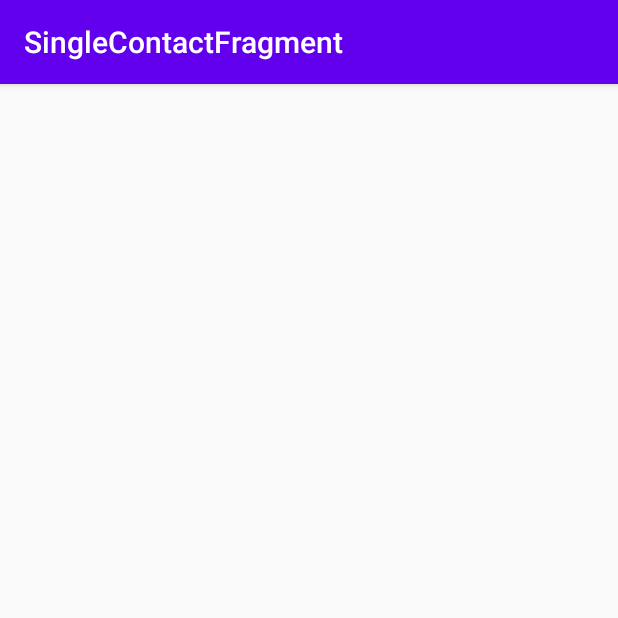
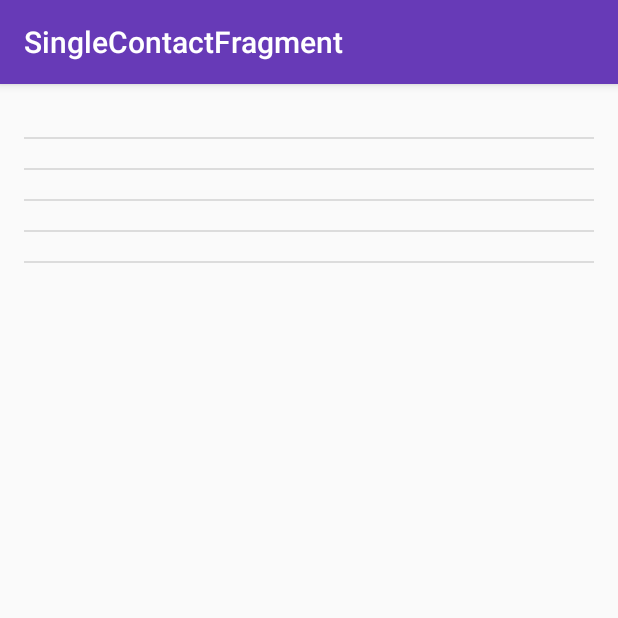
Before and after one commit to tomklecha/AddressBook, an Android app: the SingleContactFragment screen opened through its navigation route, on a phone screen of 412 x 824 dp, the top half of it. Run offline under Robolectric (Android 15) with nearby library versions, the phone set to English and light mode, and no system bars; our stand-ins replace Room's generated code, data binding, navigation-ui.

Commit message:
updated fragment contacts layout

```diff
--- a/app/src/main/java/com/tkdev/nuomaddressbook/views/ContactsFragment.kt
+++ b/app/src/main/java/com/tkdev/nuomaddressbook/views/ContactsFragment.kt
@@ -8,6 +8,7 @@ import androidx.fragment.app.Fragment
 import androidx.fragment.app.activityViewModels
 import androidx.lifecycle.observe
 import androidx.navigation.fragment.findNavController
+import androidx.recyclerview.widget.DividerItemDecoration
 import androidx.recyclerview.widget.LinearLayoutManager
 import com.tkdev.nuomaddressbook.R
 import com.tkdev.nuomaddressbook.adapters.ContactsAdapter
@@ -31,7 +32,7 @@ class ContactsFragment : Fragment(), ContactsAdapter.ItemListener {
         val binding = FragmentContactsBinding
             .inflate(inflater, container, false).apply {
                 viewModel = contactsViewModel
-                callback = object : Callback{
+                callback = object : Callback {
                     override fun createContact() {
                         findNavController().navigate(R.id.newContactFragment)
                     }
@@ -48,7 +49,14 @@ class ContactsFragment : Fragment(), ContactsAdapter.ItemListener {
             adapter = contactsAdapter
             layoutManager =
                 LinearLayoutManager(requireContext(), LinearLayoutManager.VERTICAL, false)
+
         }
+        binding.contactsRecyclerView.addItemDecoration(
+            DividerItemDecoration(
+                requireContext(),
+                LinearLayoutManager.VERTICAL
+            )
+        )
 
         return binding.root
     }
--- /dev/null
+++ b/app/src/main/res/drawable/ic_add_new.xml
@@ -0,0 +1,5 @@
+<vector android:height="24dp" android:tint="#FFFFFF"
+    android:viewportHeight="24" android:viewportWidth="24"
+    android:width="24dp" xmlns:android="http://schemas.android.com/apk/res/android">
+    <path android:fillColor="@android:color/white" android:pathData="M19,13h-6v6h-2v-6H5v-2h6V5h2v6h6v2z"/>
+</vector>
--- a/app/src/main/res/layout/fragment_single_contact.xml
+++ b/app/src/main/res/layout/fragment_single_contact.xml
@@ -1,19 +1,57 @@
 <?xml version="1.0" encoding="utf-8"?>
-<layout xmlns:android="http://schemas.android.com/apk/res/android">
-<data>
-    <variable
-        name="viewModel"
-        type="com.tkdev.nuomaddressbook.viewmodels.ContactsViewModel" />
-</data>
+<layout xmlns:android="http://schemas.android.com/apk/res/android"
+    xmlns:app="http://schemas.android.com/apk/res-auto"
+    xmlns:tools="http://schemas.android.com/tools">
+
+    <data>
+
+        <variable
+            name="viewModel"
+            type="com.tkdev.nuomaddressbook.viewmodels.ContactsViewModel" />
+    </data>
+
     <LinearLayout
+        android:id="@+id/linearLayout"
         android:layout_width="match_parent"
-        android:layout_height="match_parent">
+        android:layout_height="match_parent"
+        android:divider="?android:attr/dividerHorizontal"
+        android:orientation="vertical"
+        android:padding="16dp"
+        android:showDividers="middle|end">
 
         <TextView
-            android:id="@+id/singleContactName"
-            android:layout_width="wrap_content"
+            android:id="@+id/singleContactFirstName"
+            android:layout_width="match_parent"
             android:layout_height="wrap_content"
-            android:layout_weight="1"
-            android:text="@{viewModel.contact.firstName}" />
+            android:text="@{viewModel.contact.firstName}"
+            tools:text="singleContactFirstName" />
+
+        <TextView
+            android:id="@+id/singleContactLastName"
+            android:layout_width="match_parent"
+            android:layout_height="wrap_content"
+            android:text="@{viewModel.contact.lastName}"
+            tools:text="singleContactLastName" />
+
+        <TextView
+            android:id="@+id/singleContactEmail"
+            android:layout_width="match_parent"
+            android:layout_height="wrap_content"
+            android:text="@{viewModel.contact.email}"
+            tools:text="singleContactEmail" />
+
+        <TextView
+            android:id="@+id/singleContactPhoneNumber"
+            android:layout_width="match_parent"
+            android:layout_height="wrap_content"
+            android:text="@{viewModel.contact.phoneNumber}"
+            tools:text="singleContactPhoneNumber" />
+
+        <TextView
+            android:id="@+id/singleContactAddress"
+            android:layout_width="match_parent"
+            android:layout_height="wrap_content"
+            android:text="@{viewModel.contact.address}"
+            tools:text="singleContactAddress" />
     </LinearLayout>
 </layout>
--- a/app/src/main/res/navigation/nav_main.xml
+++ b/app/src/main/res/navigation/nav_main.xml
@@ -14,7 +14,7 @@
             app:destination="@id/singleContactFragment"
             />
         <action
-            android:id="@+id/createContact"
+            android:id="@+id/createContactButton"
             app:destination="@id/newContactFragment"
             />
     </fragment>
--- a/app/src/main/res/values/colors.xml
+++ b/app/src/main/res/values/colors.xml
@@ -1,6 +1,12 @@
 <?xml version="1.0" encoding="utf-8"?>
 <resources>
-    <color name="colorPrimary">#6200EE</color>
-    <color name="colorPrimaryDark">#3700B3</color>
-    <color name="colorAccent">#03DAC5</color>
+    <!-- Palette generated by Material Palette - materialpalette.com/deep-purple/deep-orange -->
+    <color name="primary">#673AB7</color>
+    <color name="primary_dark">#512DA8</color>
+    <color name="primary_light">#D1C4E9</color>
+    <color name="accent">#FF5722</color>
+    <color name="primary_text">#212121</color>
+    <color name="secondary_text">#757575</color>
+    <color name="icons">#FFFFFF</color>
+    <color name="divider">#BDBDBD</color>
 </resources>
--- a/app/src/main/res/values/strings.xml
+++ b/app/src/main/res/values/strings.xml
@@ -1,3 +1,4 @@
 <resources>
     <string name="app_name">NuomAddressBook</string>
+    <string name="contact_name">%1$s %2$s</string>
 </resources>
--- a/app/src/main/res/values/styles.xml
+++ b/app/src/main/res/values/styles.xml
@@ -2,9 +2,14 @@
     <!-- Base application theme. -->
     <style name="AppTheme" parent="Theme.AppCompat.Light.DarkActionBar">
         <!-- Customize your theme here. -->
-        <item name="colorPrimary">@color/colorPrimary</item>
-        <item name="colorPrimaryDark">@color/colorPrimaryDark</item>
-        <item name="colorAccent">@color/colorAccent</item>
+        <item name="colorPrimary">@color/primary</item>
+        <item name="colorPrimaryDark">@color/primary_dark</item>
+        <item name="colorSecondary">@color/primary_light</item>
+        <item name="colorAccent">@color/accent</item>
+        <item name="android:textColorPrimary">@color/primary_text</item>
+        <item name="android:textColorSecondary">@color/secondary_text</item>
+        <item name="icon">@color/icons</item>
+        <item name="divider">@color/divider</item>
     </style>
 
 </resources>
```
Also changed, not shown: app/src/main/res/layout/fragment_contacts.xml (+14 -7 lines), app/src/main/res/layout/item_contact.xml (+15 -2 lines).
